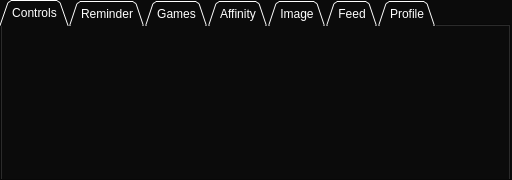
This is bin/ui/main_window.ui in TechMaverik/BOOMER as Qt 5 draws it before an edit. The edited form follows.
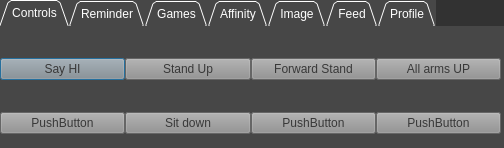
This is the edited form. Icons and pictures are not drawn.

Commit message: Darkmode control buttons

```diff
--- a/bin/ui/main_window.ui
+++ b/bin/ui/main_window.ui
@@ -6,8 +6,8 @@
    <rect>
     <x>0</x>
     <y>0</y>
-    <width>512</width>
-    <height>180</height>
+    <width>504</width>
+    <height>148</height>
    </rect>
   </property>
   <property name="windowTitle">
@@ -18,7 +18,7 @@
     <normaloff>../../Support Tools/Image_To_Byte_Converter/BOOMER.jpg</normaloff>../../Support Tools/Image_To_Byte_Converter/BOOMER.jpg</iconset>
   </property>
   <property name="styleSheet">
-   <string notr="true">background-color: rgb(11, 11, 11);</string>
+   <string notr="true">background-color: rgb(50, 50, 50);</string>
   </property>
   <widget class="QTabWidget" name="main_tab">
    <property name="geometry">
@@ -26,7 +26,7 @@
      <x>0</x>
      <y>0</y>
      <width>511</width>
-     <height>181</height>
+     <height>151</height>
     </rect>
    </property>
    <property name="font">
@@ -35,8 +35,9 @@
     </font>
    </property>
    <property name="styleSheet">
-    <string notr="true">background-color: rgb(11, 11, 11);
-color: rgb(255, 255, 255);</string>
+    <string notr="true">background-color: rgb(71, 71, 71);
+color: rgb(255, 255, 255);
+border-color: rgb(0, 0, 0);</string>
    </property>
    <property name="tabPosition">
     <enum>QTabWidget::North</enum>
@@ -57,6 +58,197 @@
     <attribute name="toolTip">
      <string>Generic Robot Controls (Move Forward, Sit, Stand etc) Window</string>
     </attribute>
+    <widget class="QWidget" name="gridLayoutWidget">
+     <property name="geometry">
+      <rect>
+       <x>0</x>
+       <y>0</y>
+       <width>501</width>
+       <height>141</height>
+      </rect>
+     </property>
+     <layout class="QGridLayout" name="gridLayout">
+      <property name="spacing">
+       <number>0</number>
+      </property>
+      <item row="0" column="0">
+       <widget class="QPushButton" name="ctrl_1">
+        <property name="styleSheet">
+         <string notr="true">QPushButton{
+background-color: rgb(143, 143, 143);
+color:rgb(56, 56, 56);
+font: 10pt &quot;Comic Sans MS&quot;;
+}
+QPushButton:hover{
+background-color: qlineargradient(spread:pad, x1:0, y1:1, x2:0, y2:0, stop:0 rgba(185, 209, 234, 255), stop:0.881356 rgba(234, 234, 234, 255));
+color:rgb(65, 65, 65)
+}
+QPushButton:pressed{
+background-color:rgb(57, 57, 57);
+color:rgb(255, 255, 255)
+}</string>
+        </property>
+        <property name="text">
+         <string>Say HI</string>
+        </property>
+       </widget>
+      </item>
+      <item row="0" column="3">
+       <widget class="QPushButton" name="pushButton_2">
+        <property name="styleSheet">
+         <string notr="true">QPushButton{
+background-color: rgb(143, 143, 143);
+color:rgb(56, 56, 56);
+font: 10pt &quot;Comic Sans MS&quot;;
+}
+QPushButton:hover{
+background-color: qlineargradient(spread:pad, x1:0, y1:1, x2:0, y2:0, stop:0 rgba(185, 209, 234, 255), stop:0.881356 rgba(234, 234, 234, 255));
+color:rgb(65, 65, 65)
+}
+QPushButton:pressed{
+background-color:rgb(57, 57, 57);
+color:rgb(255, 255, 255)
+}</string>
+        </property>
+        <property name="text">
+         <string>All arms UP</string>
+        </property>
+       </widget>
+      </item>
+      <item row="0" column="2">
+       <widget class="QPushButton" name="pushButton_5">
+        <property name="styleSheet">
+         <string notr="true">QPushButton{
+background-color: rgb(143, 143, 143);
+color:rgb(56, 56, 56);
+font: 10pt &quot;Comic Sans MS&quot;;
+}
+QPushButton:hover{
+background-color: qlineargradient(spread:pad, x1:0, y1:1, x2:0, y2:0, stop:0 rgba(185, 209, 234, 255), stop:0.881356 rgba(234, 234, 234, 255));
+color:rgb(65, 65, 65)
+}
+QPushButton:pressed{
+background-color:rgb(57, 57, 57);
+color:rgb(255, 255, 255)
+}</string>
+        </property>
+        <property name="text">
+         <string>Forward Stand</string>
+        </property>
+       </widget>
+      </item>
+      <item row="1" column="0">
+       <widget class="QPushButton" name="pushButton_7">
+        <property name="styleSheet">
+         <string notr="true">QPushButton{
+background-color: rgb(143, 143, 143);
+color:rgb(56, 56, 56);
+font: 10pt &quot;Comic Sans MS&quot;;
+}
+QPushButton:hover{
+background-color: qlineargradient(spread:pad, x1:0, y1:1, x2:0, y2:0, stop:0 rgba(185, 209, 234, 255), stop:0.881356 rgba(234, 234, 234, 255));
+color:rgb(65, 65, 65)
+}
+QPushButton:pressed{
+background-color:rgb(57, 57, 57);
+color:rgb(255, 255, 255)
+}</string>
+        </property>
+        <property name="text">
+         <string>PushButton</string>
+        </property>
+       </widget>
+      </item>
+      <item row="1" column="3">
+       <widget class="QPushButton" name="pushButton_9">
+        <property name="styleSheet">
+         <string notr="true">QPushButton{
+background-color: rgb(143, 143, 143);
+color:rgb(56, 56, 56);
+font: 10pt &quot;Comic Sans MS&quot;;
+}
+QPushButton:hover{
+background-color: qlineargradient(spread:pad, x1:0, y1:1, x2:0, y2:0, stop:0 rgba(185, 209, 234, 255), stop:0.881356 rgba(234, 234, 234, 255));
+color:rgb(65, 65, 65)
+}
+QPushButton:pressed{
+background-color:rgb(57, 57, 57);
+color:rgb(255, 255, 255)
+}</string>
+        </property>
+        <property name="text">
+         <string>PushButton</string>
+        </property>
+       </widget>
+      </item>
+      <item row="0" column="1">
+       <widget class="QPushButton" name="ctrl_2">
+        <property name="styleSheet">
+         <string notr="true">QPushButton{
+background-color: rgb(143, 143, 143);
+color:rgb(56, 56, 56);
+font: 10pt &quot;Comic Sans MS&quot;;
+}
+QPushButton:hover{
+background-color: qlineargradient(spread:pad, x1:0, y1:1, x2:0, y2:0, stop:0 rgba(185, 209, 234, 255), stop:0.881356 rgba(234, 234, 234, 255));
+color:rgb(65, 65, 65)
+}
+QPushButton:pressed{
+background-color:rgb(57, 57, 57);
+color:rgb(255, 255, 255)
+}</string>
+        </property>
+        <property name="text">
+         <string>Stand Up</string>
+        </property>
+       </widget>
+      </item>
+      <item row="1" column="2">
+       <widget class="QPushButton" name="pushButton_8">
+        <property name="styleSheet">
+         <string notr="true">QPushButton{
+background-color: rgb(143, 143, 143);
+color:rgb(56, 56, 56);
+font: 10pt &quot;Comic Sans MS&quot;;
+}
+QPushButton:hover{
+background-color: qlineargradient(spread:pad, x1:0, y1:1, x2:0, y2:0, stop:0 rgba(185, 209, 234, 255), stop:0.881356 rgba(234, 234, 234, 255));
+color:rgb(65, 65, 65)
+}
+QPushButton:pressed{
+background-color:rgb(57, 57, 57);
+color:rgb(255, 255, 255)
+}</string>
+        </property>
+        <property name="text">
+         <string>PushButton</string>
+        </property>
+       </widget>
+      </item>
+      <item row="1" column="1">
+       <widget class="QPushButton" name="pushButton_11">
+        <property name="styleSheet">
+         <string notr="true">QPushButton{
+background-color: rgb(143, 143, 143);
+color:rgb(56, 56, 56);
+font: 10pt &quot;Comic Sans MS&quot;;
+}
+QPushButton:hover{
+background-color: qlineargradient(spread:pad, x1:0, y1:1, x2:0, y2:0, stop:0 rgba(185, 209, 234, 255), stop:0.881356 rgba(234, 234, 234, 255));
+color:rgb(65, 65, 65)
+}
+QPushButton:pressed{
+background-color:rgb(57, 57, 57);
+color:rgb(255, 255, 255)
+}</string>
+        </property>
+        <property name="text">
+         <string>Sit down</string>
+        </property>
+       </widget>
+      </item>
+     </layout>
+    </widget>
    </widget>
    <widget class="QWidget" name="rm_tab">
     <attribute name="title">
```
